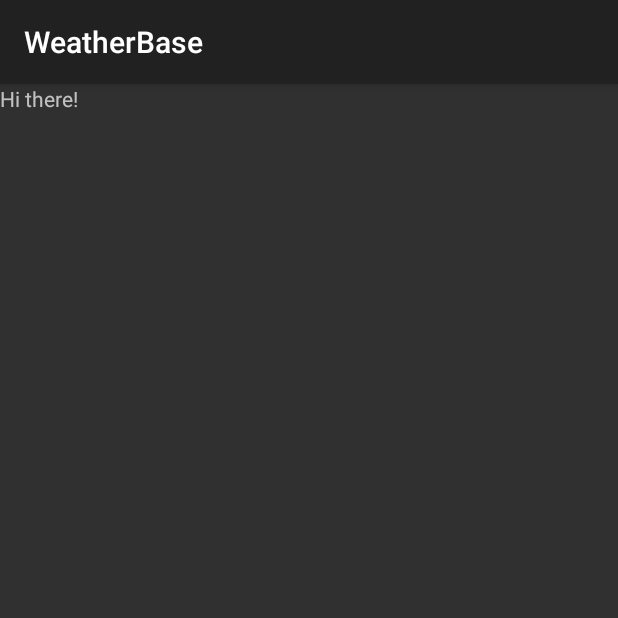
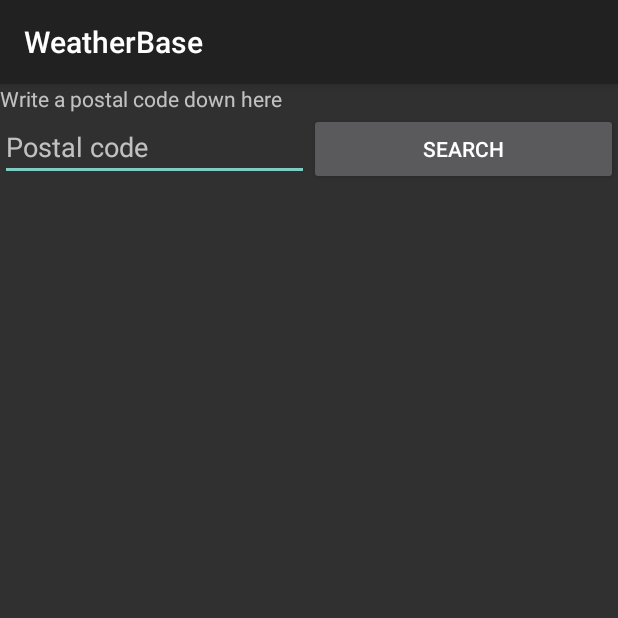
Before and after one commit to ghasbon/WeatherBase, an Android app: the screen it shows after launch (MainActivity), on a phone screen of 412 x 824 dp, the top half of it. Run offline under Robolectric (Android 15) with nearby library versions, the phone set to English and light mode, and no system bars.

Commit message:
Add basic ui for weather data and viewmodel for fetching

```diff
--- a/app/build.gradle
+++ b/app/build.gradle
@@ -36,6 +36,7 @@ dependencies {
     implementation 'androidx.core:core-ktx:1.7.0'
     implementation 'androidx.appcompat:appcompat:1.4.1'
     implementation 'com.google.android.material:material:1.6.0'
+    implementation("androidx.activity:activity-ktx:1.4.0")
     testImplementation 'junit:junit:4.13.2'
     androidTestImplementation 'androidx.test.ext:junit:1.1.3'
     androidTestImplementation 'androidx.test.espresso:espresso-core:3.4.0'
--- a/app/src/main/java/com/example/weatherbase/MainActivity.kt
+++ b/app/src/main/java/com/example/weatherbase/MainActivity.kt
@@ -1,15 +1,35 @@
 package com.example.weatherbase
 
 import android.os.Bundle
+import android.widget.Button
+import android.widget.EditText
 import android.widget.TextView
+import androidx.activity.viewModels
 import androidx.appcompat.app.AppCompatActivity
+import androidx.lifecycle.lifecycleScope
+import kotlinx.coroutines.flow.collect
+import kotlinx.coroutines.launch
 
 class MainActivity : AppCompatActivity(R.layout.activity_main) {
 
+    private val viewModel: MainViewModel by viewModels()
+
     override fun onCreate(savedInstanceState: Bundle?) {
         super.onCreate(savedInstanceState)
-        findViewById<TextView>(R.id.greetingTextView).apply {
-            text = "Hi there!"
+        findViewById<Button>(R.id.getWeatherButton).setOnClickListener {
+            val postalCode = findViewById<EditText>(R.id.postalCodeEditText).text
+            lifecycleScope.launch {
+                viewModel.onPostalCodeInput(postalCode.toString())
+            }
+        }
+        lifecycleScope.launchWhenCreated {
+            viewModel.state.collect(::updateWeatherUi)
         }
     }
+
+    private fun updateWeatherUi(uiState: WeatherUiState) {
+        findViewById<TextView>(R.id.skyTextView).text = uiState.sky
+        findViewById<TextView>(R.id.temperatureTextView).text = uiState.temperature
+        findViewById<TextView>(R.id.humidityTextView).text = uiState.humidity
+    }
 }
--- /dev/null
+++ b/app/src/main/java/com/example/weatherbase/MainViewModel.kt
@@ -0,0 +1,22 @@
+package com.example.weatherbase
+
+import androidx.lifecycle.ViewModel
+import kotlinx.coroutines.Dispatchers
+import kotlinx.coroutines.flow.MutableStateFlow
+import kotlinx.coroutines.flow.StateFlow
+import kotlinx.coroutines.withContext
+
+class MainViewModel : ViewModel() {
+
+    val state: StateFlow<WeatherUiState>
+        get() = mutableState
+
+    private val mutableState = MutableStateFlow(WeatherUiState())
+
+    suspend fun onPostalCodeInput(code: String) = withContext(Dispatchers.IO) {
+        val testWeather = WeatherUiState("Rainy", "28", "30%")
+        mutableState.value = testWeather
+    }
+}
+
+data class WeatherUiState(val sky: String = "", val temperature: String = "", val humidity: String = "")
--- a/app/src/main/res/layout/activity_main.xml
+++ b/app/src/main/res/layout/activity_main.xml
@@ -1,5 +1,6 @@
 <?xml version="1.0" encoding="utf-8"?>
 <androidx.constraintlayout.widget.ConstraintLayout xmlns:android="http://schemas.android.com/apk/res/android"
+    xmlns:tools="http://schemas.android.com/tools"
     android:layout_width="match_parent"
     android:layout_height="match_parent"
     xmlns:app="http://schemas.android.com/apk/res-auto">
@@ -9,6 +10,55 @@
         android:layout_width="match_parent"
         android:layout_height="wrap_content"
         app:layout_constraintStart_toStartOf="parent"
-        app:layout_constraintTop_toTopOf="parent" />
+        app:layout_constraintTop_toTopOf="parent"
+        android:text="Write a postal code down here"/>
+
+    <androidx.appcompat.widget.AppCompatEditText
+        android:id="@+id/postalCodeEditText"
+        android:layout_width="0dp"
+        android:layout_height="wrap_content"
+        app:layout_constraintStart_toStartOf="parent"
+        app:layout_constraintEnd_toStartOf="@id/getWeatherButton"
+        app:layout_constraintTop_toBottomOf="@id/greetingTextView"
+        android:hint="Postal code"/>
+
+    <androidx.appcompat.widget.AppCompatButton
+        android:id="@+id/getWeatherButton"
+        android:layout_width="0dp"
+        android:layout_height="wrap_content"
+        app:layout_constraintStart_toEndOf="@id/postalCodeEditText"
+        app:layout_constraintTop_toBottomOf="@id/greetingTextView"
+        app:layout_constraintEnd_toEndOf="parent"
+        android:text="Search"/>
+
+    <androidx.appcompat.widget.AppCompatTextView
+        android:id="@+id/skyTextView"
+        android:layout_width="match_parent"
+        android:layout_height="wrap_content"
+        android:padding="20dp"
+        app:layout_constraintStart_toStartOf="parent"
+        app:layout_constraintTop_toBottomOf="@id/postalCodeEditText"
+        android:gravity="center"
+        tools:text="Windy"/>
+
+    <androidx.appcompat.widget.AppCompatTextView
+        android:id="@+id/temperatureTextView"
+        android:layout_width="match_parent"
+        android:layout_height="wrap_content"
+        app:layout_constraintStart_toStartOf="parent"
+        app:layout_constraintTop_toBottomOf="@id/skyTextView"
+        android:padding="20dp"
+        android:gravity="center"
+        tools:text="28"/>
+
+    <androidx.appcompat.widget.AppCompatTextView
+        android:id="@+id/humidityTextView"
+        android:layout_width="match_parent"
+        android:layout_height="wrap_content"
+        app:layout_constraintStart_toStartOf="parent"
+        app:layout_constraintTop_toBottomOf="@id/temperatureTextView"
+        android:padding="20dp"
+        android:gravity="center"
+        tools:text="30%"/>
 
 </androidx.constraintlayout.widget.ConstraintLayout>
```
